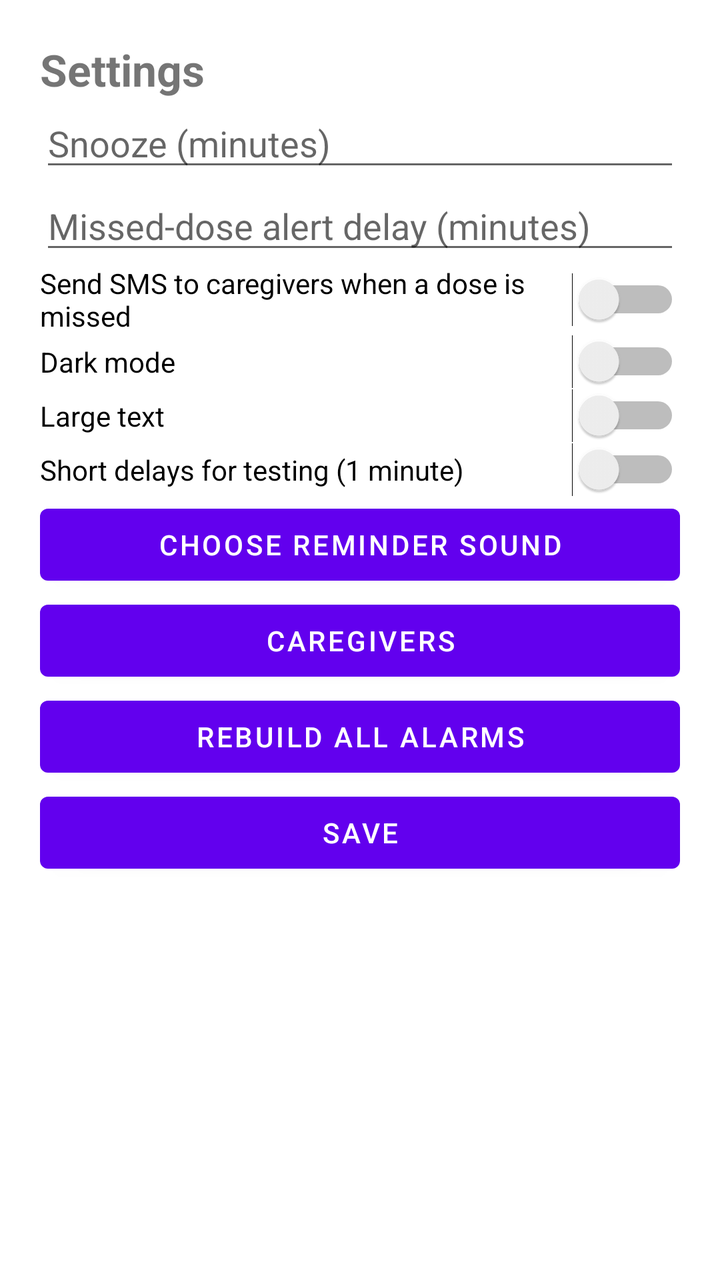
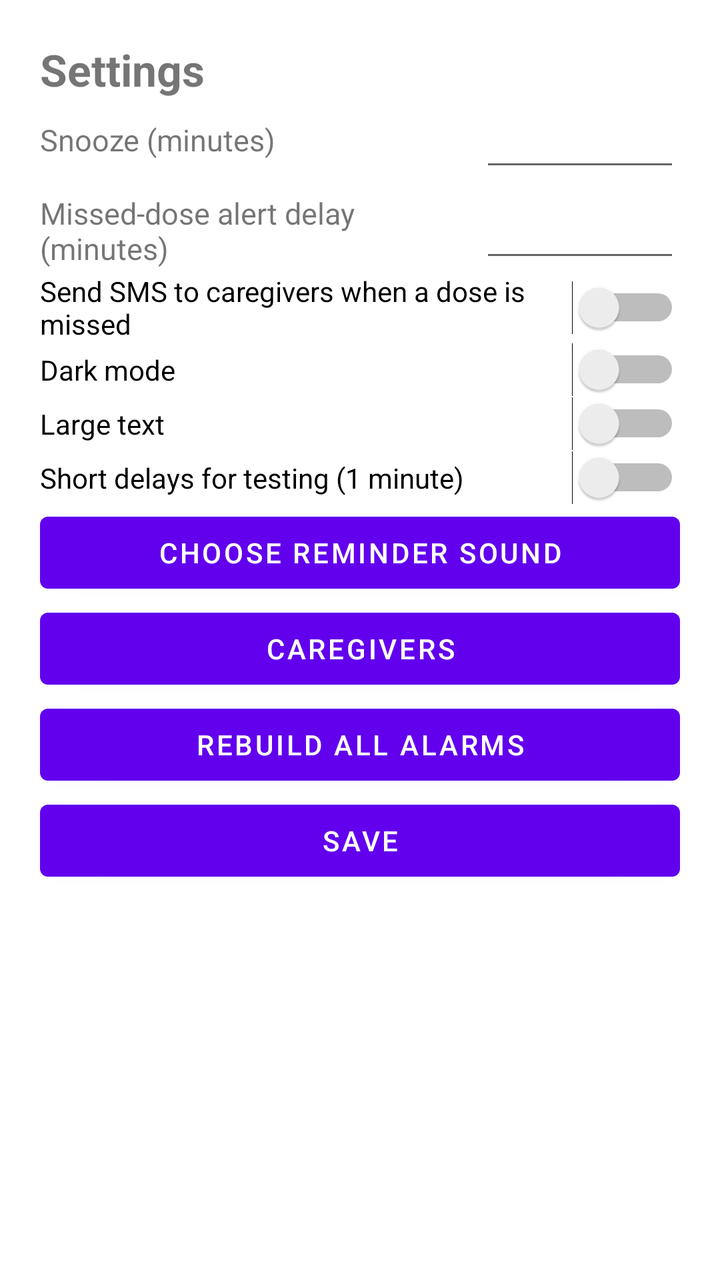

Two renders of the same Android screen: before a commit and after it. Below are the layout's source before the change and the commit's diff.
<!-- AndroidManifest.xml: application theme Theme.MediReminder -->
<!-- res/layout/fragment_settings.xml -->
<?xml version="1.0" encoding="utf-8"?>
<ScrollView
    xmlns:android="http://schemas.android.com/apk/res/android"
    android:layout_width="match_parent"
    android:layout_height="match_parent"
    android:fillViewport="true">

    <LinearLayout
        android:layout_width="match_parent"
        android:layout_height="wrap_content"
        android:orientation="vertical"
        android:padding="20dp">

        <TextView
            android:layout_width="match_parent"
            android:layout_height="wrap_content"
            android:text="@string/tab_settings"
            android:textSize="22sp"
            android:textStyle="bold" />

        <EditText
            android:id="@+id/snoozeInput"
            android:layout_width="match_parent"
            android:layout_height="wrap_content"
            android:hint="@string/hint_snooze"
            android:inputType="number" />

        <EditText
            android:id="@+id/alertDelayInput"
            android:layout_width="match_parent"
            android:layout_height="wrap_content"
            android:hint="@string/hint_alert_delay"
            android:inputType="number" />

        <Switch
            android:id="@+id/alertEnabledSwitch"
            android:layout_width="match_parent"
            android:layout_height="wrap_content"
            android:text="@string/setting_alert_enabled" />

        <Switch
            android:id="@+id/darkModeSwitch"
            android:layout_width="match_parent"
            android:layout_height="wrap_content"
            android:text="@string/setting_dark_mode" />

        <Switch
            android:id="@+id/largeTextSwitch"
            android:layout_width="match_parent"
            android:layout_height="wrap_content"
            android:text="@string/setting_large_text" />

        <Switch
            android:id="@+id/debugSwitch"
            android:layout_width="match_parent"
            android:layout_height="wrap_content"
            android:text="@string/setting_debug" />

        <Button
            android:id="@+id/ringtoneButton"
            android:layout_width="match_parent"
            android:layout_height="wrap_content"
            android:text="@string/setting_ringtone" />

        <Button
            android:id="@+id/caregiversSettingsButton"
            android:layout_width="match_parent"
            android:layout_height="wrap_content"
            android:text="@string/caregivers_button" />

        <Button
            android:id="@+id/rescheduleButton"
            android:layout_width="match_parent"
            android:layout_height="wrap_content"
            android:text="@string/setting_reschedule" />

        <Button
            android:id="@+id/saveSettingsButton"
            android:layout_width="match_parent"
            android:layout_height="wrap_content"
            android:text="@string/save" />

    </LinearLayout>
</ScrollView>
<!-- resources referenced by this layout -->
<resources>
  <string name="caregivers_button">Caregivers</string>
  <string name="hint_alert_delay">Missed-dose alert delay (minutes)</string>
  <string name="hint_snooze">Snooze (minutes)</string>
  <string name="save">Save</string>
  <string name="setting_alert_enabled">Send SMS to caregivers when a dose is missed</string>
  <string name="setting_dark_mode">Dark mode</string>
  <string name="setting_debug">Short delays for testing (1 minute)</string>
  <string name="setting_large_text">Large text</string>
  <string name="setting_reschedule">Rebuild all alarms</string>
  <string name="setting_ringtone">Choose reminder sound</string>
  <string name="tab_settings">Settings</string>
  <style name="Theme.MediReminder" parent="Theme.MaterialComponents.DayNight.NoActionBar" />
</resources>

<!-- the commit's change to res/layout/fragment_settings.xml (unified diff, before → after) -->
@@ -18,19 +18,52 @@
             android:textSize="22sp"
             android:textStyle="bold" />
 
-        <EditText
-            android:id="@+id/snoozeInput"
+        <LinearLayout
             android:layout_width="match_parent"
             android:layout_height="wrap_content"
-            android:hint="@string/hint_snooze"
-            android:inputType="number" />
+            android:orientation="horizontal"
+            android:gravity="center_vertical">
 
-        <EditText
-            android:id="@+id/alertDelayInput"
+            <TextView
+                android:id="@+id/snoozeLabel"
+                android:layout_width="0dp"
+                android:layout_height="wrap_content"
+                android:layout_weight="1"
+                android:labelFor="@id/snoozeInput"
+                android:text="@string/hint_snooze"
+                android:textSize="15sp" />
+
+            <EditText
+                android:id="@+id/snoozeInput"
+                android:layout_width="100dp"
+                android:layout_height="wrap_content"
+                android:inputType="number"
+                android:importantForAutofill="no" />
+        </LinearLayout>
+
+        <LinearLayout
             android:layout_width="match_parent"
             android:layout_height="wrap_content"
-            android:hint="@string/hint_alert_delay"
-            android:inputType="number" />
+            android:orientation="horizontal"
+            android:gravity="center_vertical"
+            android:layout_marginTop="4dp">
+
+            <TextView
+                android:id="@+id/alertDelayLabel"
+                android:layout_width="0dp"
+                android:layout_height="wrap_content"
+                android:layout_weight="1"
+                android:labelFor="@id/alertDelayInput"
+                android:text="@string/hint_alert_delay"
+                android:textSize="15sp" />
+
+            <EditText
+                android:id="@+id/alertDelayInput"
+                android:layout_width="100dp"
+                android:layout_height="wrap_content"
+                android:inputType="number"
+                android:importantForAutofill="no" />
+        </LinearLayout>
 
         <Switch
             android:id="@+id/alertEnabledSwitch"
